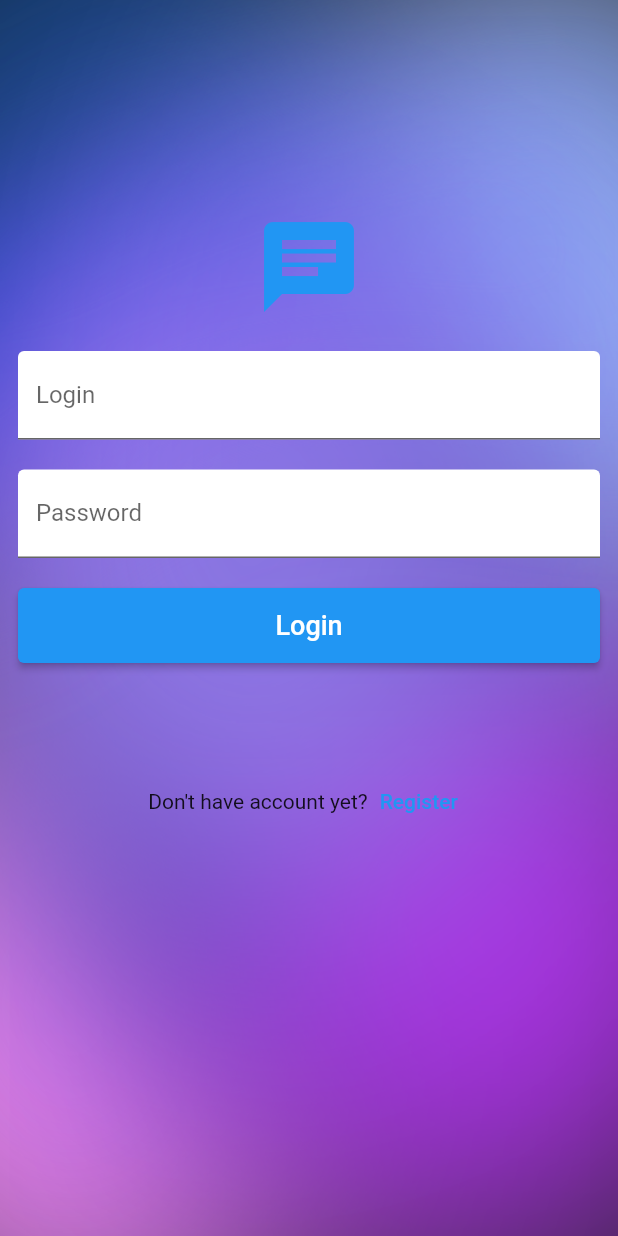
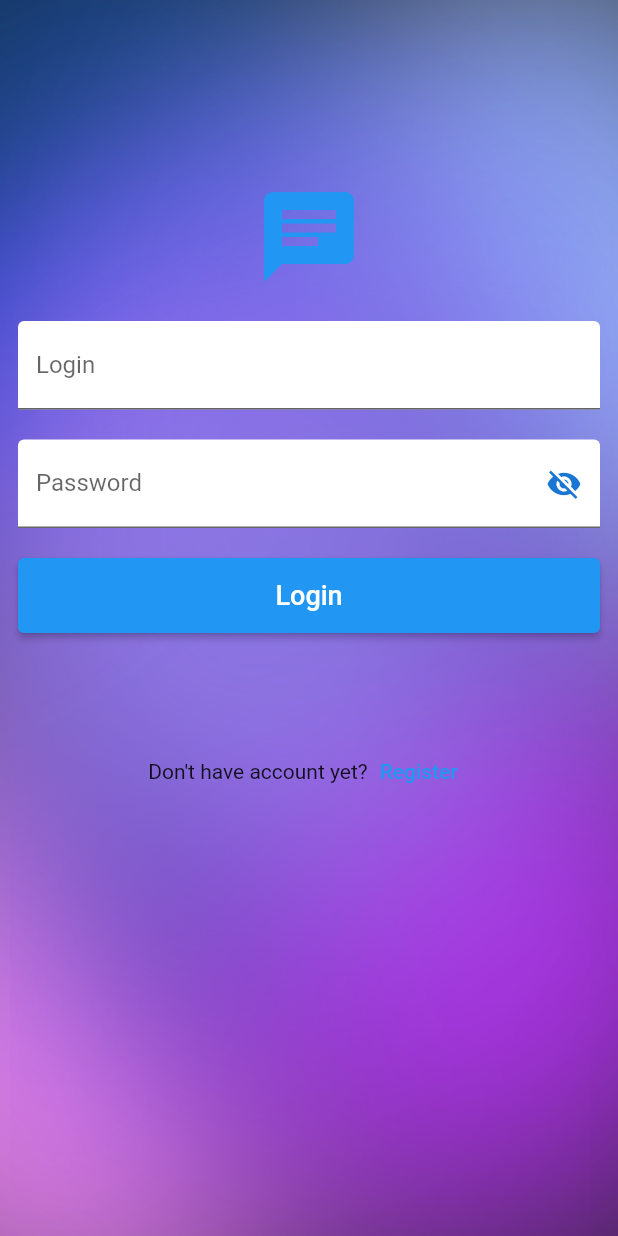
Before and after one commit to LukaszSinica/chat_flutter, a Flutter app: the screen it shows after launch, on a phone screen of 412 x 824 dp. Run offline on Flutter 3.47's test engine with Material 2 defaults, Android fonts, the phone set to English and light mode, and no system bars.

Commit message:
creating textfield (textinput) component, replacing old textfield with created textinput component.

```diff
--- /dev/null
+++ b/lib/components/textinput.dart
@@ -0,0 +1,51 @@
+import 'package:flutter/material.dart';
+
+class TextInput extends StatefulWidget {
+  final visibilityOption;
+  final labelText;
+  const TextInput({Key? key, required this.visibilityOption, required this.labelText}) : super(key: key);
+
+  @override
+  State<TextInput> createState() => _TextInputState();
+}
+
+class _TextInputState extends State<TextInput> {
+  var _passwordVisible;
+
+  @override
+  void initState() {
+    _passwordVisible = false;
+  }
+
+  @override
+  Widget build(BuildContext context) {
+    return widget.visibilityOption ? TextField(
+      obscureText: !_passwordVisible,
+      decoration: InputDecoration(
+          labelText: widget.labelText,
+          filled: true,
+          fillColor: Colors.white,
+          suffixIcon: IconButton(
+            icon: Icon(
+              _passwordVisible ? Icons.visibility : Icons.visibility_off,
+              color: Theme.of(context).primaryColorDark,
+            ),
+            onPressed: () {
+              setState(() {
+                _passwordVisible = !_passwordVisible;
+              });
+            },
+          )
+      ),
+      enableSuggestions: false,
+      autocorrect: false,
+    ) : TextField(
+      obscureText: false,
+      decoration: InputDecoration(
+        labelText: widget.labelText,
+        filled: true,
+        fillColor: Colors.white,
+      ),
+    );
+  }
+}
--- a/lib/login.dart
+++ b/lib/login.dart
@@ -1,6 +1,6 @@
 import 'package:chat/register.dart';
 import 'package:flutter/material.dart';
-import 'package:flutter/services.dart';
+import 'package:chat/components/textinput.dart';
 
 class Login extends StatelessWidget {
   const Login({Key? key}) : super(key: key);
@@ -15,7 +15,7 @@ class Login extends StatelessWidget {
             fit: BoxFit.fill,
           )
         ),
-        padding: EdgeInsets.fromLTRB(12, 142, 12, 0),
+        padding: EdgeInsets.fromLTRB(12, 122, 12, 0),
         child: Column(
           mainAxisAlignment: MainAxisAlignment.start,
           children: [
@@ -25,23 +25,9 @@ class Login extends StatelessWidget {
               size: 72,
             ),
             SizedBox(height: 20),
-            TextField(
-              obscureText: true,
-              decoration: InputDecoration(
-                labelText: 'Login',
-                filled: true,
-                fillColor: Colors.white,
-              ),
-            ),
+            TextInput(visibilityOption: false, labelText: "Login"),
             SizedBox(height: 20),
-            TextField(
-              obscureText: true,
-              decoration: InputDecoration(
-                labelText: 'Password',
-                filled: true,
-                fillColor: Colors.white,
-              ),
-            ),
+            TextInput(visibilityOption: true, labelText: "Password"),
             SizedBox(height: 20),
             ElevatedButton(
               onPressed: () {},
```
Also changed, not shown: lib/register.dart (+5 -64 lines).
